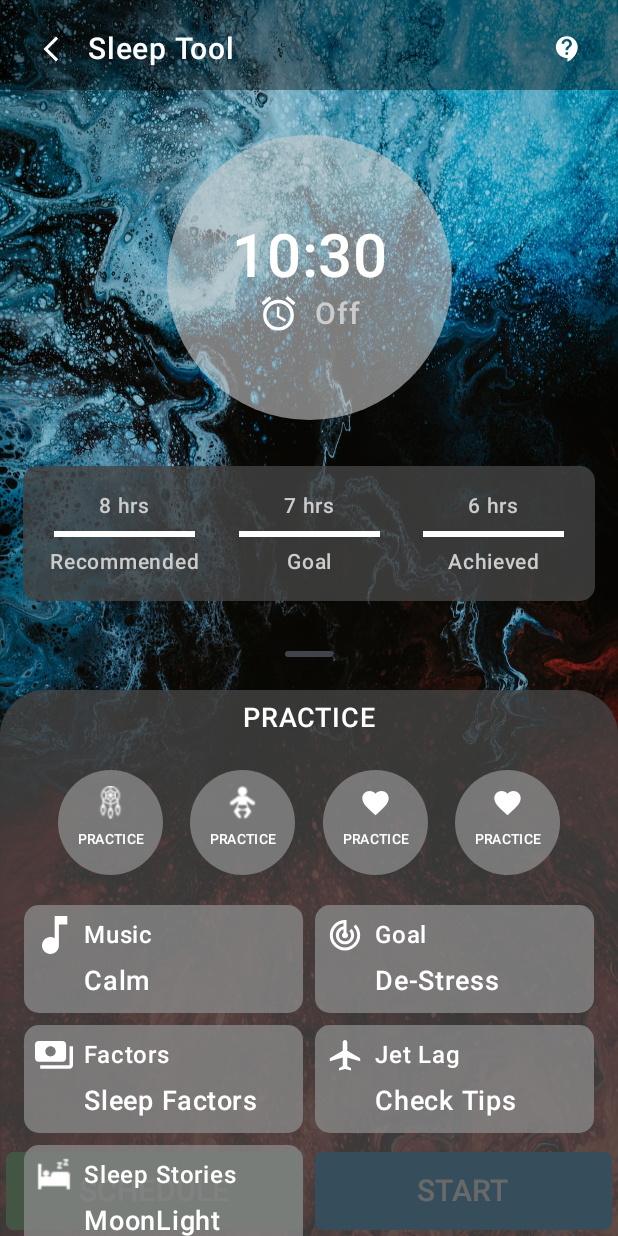
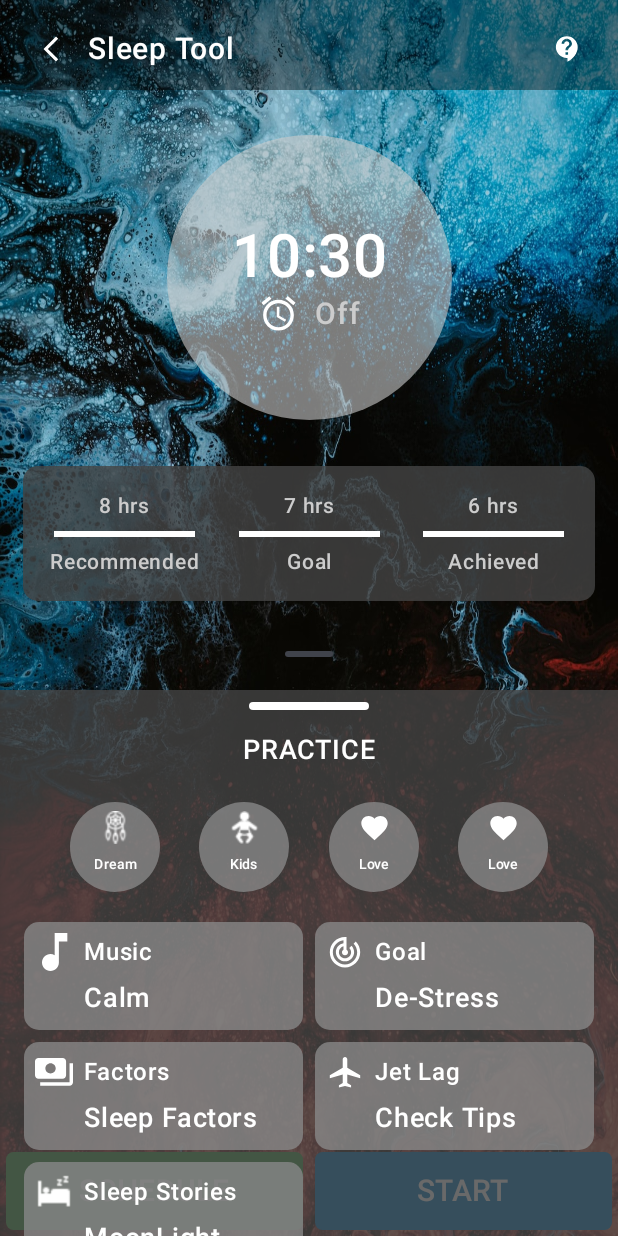
Before and after one commit to ashupandey1620/Sleep, an Android app built with Jetpack Compose: the HomeScreen screen opened through its navigation route, on a phone screen of 412 x 824 dp. Run offline under Robolectric (Android 15) with nearby library versions, the phone set to English and light mode, and no system bars; our stand-ins replace Dagger/Hilt's generated code.

Commit message:
Finalised 5 screens

```diff
--- a/app/src/main/java/com/ashutosh/sleep/Components/CircularBottom.kt
+++ b/app/src/main/java/com/ashutosh/sleep/Components/CircularBottom.kt
@@ -24,7 +24,7 @@ import androidx.compose.ui.unit.sp
 fun CircularButtons(icon: Int , s: String) {
     Column(
         modifier = Modifier
-            .size(70.dp)
+            .size(60.dp)
             .clip(CircleShape)
             .background(Color.Gray.copy(alpha = 0.8f)) ,
         verticalArrangement = Arrangement.Center ,
@@ -43,7 +43,7 @@ fun CircularButtons(icon: Int , s: String) {
         )
 
         Text(
-            text = "PRACTICE" ,
+            text = s ,
             color = Color.White ,
             fontSize = 9.sp ,
             lineHeight = 10.sp ,
--- a/app/src/main/java/com/ashutosh/sleep/Components/HomeScreenBottom.kt
+++ b/app/src/main/java/com/ashutosh/sleep/Components/HomeScreenBottom.kt
@@ -12,6 +12,7 @@ import androidx.compose.foundation.layout.fillMaxWidth
 import androidx.compose.foundation.layout.height
 import androidx.compose.foundation.layout.padding
 import androidx.compose.foundation.layout.size
+import androidx.compose.foundation.layout.width
 import androidx.compose.foundation.layout.wrapContentHeight
 import androidx.compose.foundation.lazy.grid.GridCells
 import androidx.compose.foundation.lazy.grid.LazyVerticalGrid
@@ -19,6 +20,7 @@ import androidx.compose.foundation.shape.CircleShape
 import androidx.compose.foundation.shape.RoundedCornerShape
 import androidx.compose.material.icons.Icons
 import androidx.compose.material.icons.filled.AccessAlarms
+import androidx.compose.material.icons.filled.Doorbell
 import androidx.compose.material3.Icon
 import androidx.compose.material3.Switch
 import androidx.compose.material3.SwitchDefaults
@@ -53,11 +55,12 @@ fun HomeScreenBottom() {
         modifier = Modifier
             .fillMaxWidth()
             .wrapContentHeight()
-            .clip(RoundedCornerShape(30.dp))
             .background(Color.DarkGray.copy(alpha = 0.8f)) ,
         verticalArrangement = Arrangement.Center ,
         horizontalAlignment = Alignment.CenterHorizontally
     ) {
+
+
 
 
         val ItemsList2 = listOf(
@@ -89,6 +92,15 @@ fun HomeScreenBottom() {
                 "MoonLight",)
 
         )
+
+
+
+        Column(modifier = Modifier
+            .padding(8.dp)
+            .width(80.dp)
+            .height(5.dp)
+            .clip(RoundedCornerShape(10.dp))
+            .background(Color.White)){}
 
         Text(
             text = "PRACTICE" ,
@@ -156,7 +168,7 @@ fun HomeScreenBottom() {
                 .fillMaxWidth()
                 .wrapContentHeight()
                 .padding(horizontal = 10.dp)
-                .padding(bottom = 30.dp)
+                .padding(bottom = 60.dp)
                 .clip(RoundedCornerShape(10.dp))
                 .background(Color.Gray.copy(alpha = 0.6f))
             ,
@@ -170,9 +182,9 @@ fun HomeScreenBottom() {
                 contentAlignment = Alignment.TopCenter){
 
                 Icon(
-                    painter = painterResource(id = R.drawable.play) ,
+                    imageVector = Icons.Default.Doorbell ,
                     contentDescription = "" ,
-                    tint = Color.White ,
+                    tint = Color.Green ,
                     modifier = Modifier
                         .size(65.dp)
                         .clickable {
@@ -198,7 +210,8 @@ fun HomeScreenBottom() {
                     fontSize = 16.sp ,
                     lineHeight = 18.sp ,
                     fontWeight = FontWeight.Normal ,
-                    modifier = Modifier.padding(horizontal = 8.dp)
+                    modifier = Modifier
+                        .padding(horizontal = 8.dp)
                         .padding(bottom = 10.dp)
 
                 )
@@ -213,7 +226,8 @@ fun HomeScreenBottom() {
 
                Switch(checked = true , onCheckedChange = {},
                    colors = SwitchDefaults.colors(checkedThumbColor = Color.Green,
-                       checkedTrackColor = Color.White))
+                       checkedTrackColor = Color.White),
+                   modifier = Modifier.size(30.dp))
             }
 
 
--- a/app/src/main/java/com/ashutosh/sleep/Components/SupportActionItemSD.kt
+++ b/app/src/main/java/com/ashutosh/sleep/Components/SupportActionItemSD.kt
@@ -51,7 +51,7 @@ fun SupportAccountItemSD(
             Row(modifier = Modifier
                 .fillMaxWidth()
                 .height(50.dp)
-                .background(Color.Black.copy(alpha = 0.6f))
+                .background(Color.DarkGray.copy(alpha = 0.8f))
                 ,verticalAlignment = Alignment.CenterVertically) {
 
                 Spacer(modifier = Modifier.padding(10.dp))
--- a/app/src/main/java/com/ashutosh/sleep/Screens/HomeScreen.kt
+++ b/app/src/main/java/com/ashutosh/sleep/Screens/HomeScreen.kt
@@ -1,6 +1,7 @@
 package com.ashutosh.sleep.Screens
 
 import android.annotation.SuppressLint
+import androidx.compose.animation.AnimatedVisibility
 import androidx.compose.foundation.Image
 import androidx.compose.foundation.background
 import androidx.compose.foundation.clickable
@@ -102,15 +103,33 @@ fun HomeScreen(
                  )
         } ,
         bottomBar = {
+            Column(horizontalAlignment = Alignment.CenterHorizontally) {
 
-                    Row (modifier = Modifier
+                AnimatedVisibility(visible = !showSheet) {
+                    Icon(
+                        painter = painterResource(id = R.drawable.up_arrow) ,
+                        contentDescription = "",
+                        tint = Color.White,
+                        modifier = Modifier.size(35.dp)
+                            .clickable {
+                                showSheet = true
+                            }
+                    )
+                }
+
+                Row(
+                    modifier = Modifier
                         .fillMaxWidth()
-                        .height(60.dp)){
+                        .height(60.dp)
+                ) {
 
-                        Button(colors = ButtonDefaults.buttonColors(Color(0xFF43a047)), shape = RoundedCornerShape(5.dp) , modifier = Modifier
+                    Button(colors = ButtonDefaults.buttonColors(Color(0xFF43a047)) ,
+                        shape = RoundedCornerShape(5.dp) ,
+                        modifier = Modifier
                             .fillMaxWidth(0.5f)
                             .fillMaxHeight()
-                            .padding(4.dp), onClick = { /*TODO*/ }) {
+                            .padding(4.dp) ,
+                        onClick = { /*TODO*/ }) {
                         Text(
                             text = "SCHEDULE" ,
                             color = Color.White ,
@@ -120,10 +139,13 @@ fun HomeScreen(
                     }
 
 
-                        Button(colors = ButtonDefaults.buttonColors(Color(0xFF0277bd)),shape = RoundedCornerShape(5.dp),modifier = Modifier
+                    Button(colors = ButtonDefaults.buttonColors(Color(0xFF0277bd)) ,
+                        shape = RoundedCornerShape(5.dp) ,
+                        modifier = Modifier
                             .fillMaxWidth()
                             .fillMaxHeight()
-                            .padding(4.dp), onClick = { /*TODO*/ }) {
+                            .padding(4.dp) ,
+                        onClick = { /*TODO*/ }) {
                         Text(
                             text = "START" ,
                             color = Color.White ,
@@ -138,6 +160,7 @@ fun HomeScreen(
                 if (showSheet) {
                     BottomSheet() {
                         showSheet = false
+                    }
                 }
             }
         } ,
--- a/app/src/main/java/com/ashutosh/sleep/Screens/SleepDisturbanceScreen.kt
+++ b/app/src/main/java/com/ashutosh/sleep/Screens/SleepDisturbanceScreen.kt
@@ -81,13 +81,13 @@ fun SleepDisturbanceScreen(navController: NavController) {
 
                     Spacer(modifier = Modifier
                         .fillMaxWidth()
-                        .height(60.dp))
+                        .height(70.dp))
 
                     Text(
                         text = "Tap to add/remove the reason for sleep disturbances",
                         color = Color.White,
-                        fontSize = 22.sp,
-                        fontWeight = FontWeight.Bold,
+                        fontSize = 18.sp,
+                        fontWeight = FontWeight.SemiBold,
                     )
 
                     Spacer(modifier = Modifier
--- a/app/src/main/java/com/ashutosh/sleep/Screens/SleepFactorScreen.kt
+++ b/app/src/main/java/com/ashutosh/sleep/Screens/SleepFactorScreen.kt
@@ -87,14 +87,14 @@ fun SleepFactorScreen(navController: NavController) {
                     Spacer(
                         modifier = Modifier
                             .fillMaxWidth()
-                            .height(60.dp)
+                            .height(70.dp)
                     )
 
                     Text(
                         text = "Tap to add/remove Sleep Factors" ,
                         color = Color.White ,
-                        fontSize = 22.sp ,
-                        fontWeight = FontWeight.Bold ,
+                        fontSize = 18.sp ,
+                        fontWeight = FontWeight.SemiBold ,
                     )
 
                     Spacer(
```
Also changed, not shown: app/src/main/java/com/ashutosh/sleep/Components/TipsItem.kt (+4 -4 lines), app/src/main/java/com/ashutosh/sleep/Screens/Help.kt (+8 -8 lines), app/src/main/java/com/ashutosh/sleep/Screens/Tips.kt (+5 -2 lines), app/src/main/res/drawable/up_arrow.png (added). Lines whose indentation alone changed are shown as unchanged.
